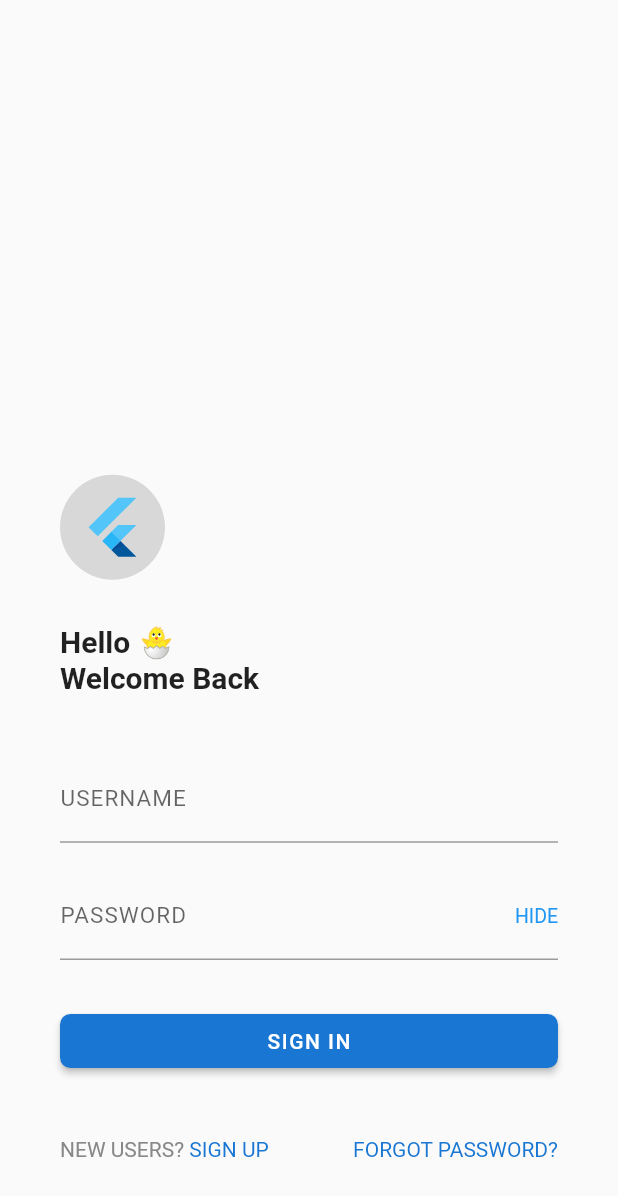
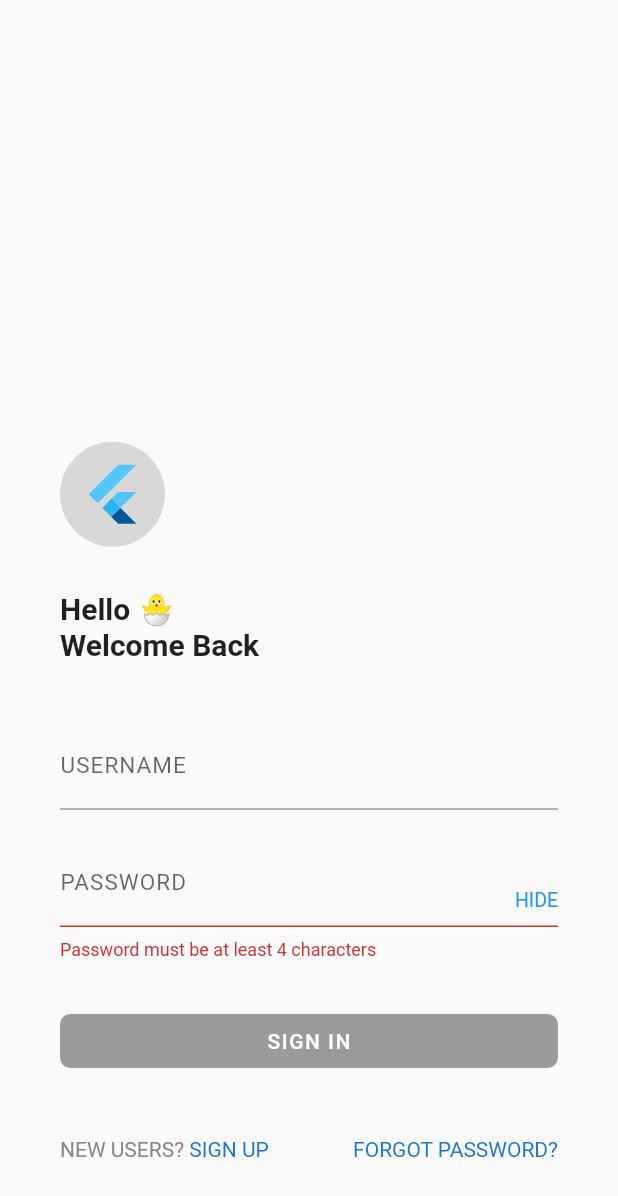
Before and after one commit to quangthai206/login_firebase, a Flutter app: the screen it shows after launch, after a tap on "SHOW", on a phone screen of 412 x 824 dp. Shown: the top 1196 px of the screen. Run offline on Flutter 3.47's test engine with Material 2 defaults, Android fonts, the phone set to English and light mode, and no system bars; our stand-ins replace rxdart.

Commit message:
refactor with bloc

```diff
--- a/lib/src/app.dart
+++ b/lib/src/app.dart
@@ -1,11 +1,14 @@
 import 'package:flutter/material.dart';
 import 'package:loginfirebase/src/screens/login_page.dart';
+import 'blocs/provider.dart';
 
 class MyApp extends StatelessWidget {
   @override
   Widget build(BuildContext context) {
-    return MaterialApp(
-      home: LoginPage(),
+    return Provider(
+      child: MaterialApp(
+        home: LoginPage(),
+      ),
     );
   }
 }
--- a/lib/src/blocs/login_bloc.dart
+++ b/lib/src/blocs/login_bloc.dart
@@ -1,13 +1,18 @@
 import 'dart:async';
 import 'validators.dart';
+import 'package:rxdart/rxdart.dart';
 
 class LoginBloc extends Validators {
+  bool isPasswordShowing = false;
+
   final _emailController = StreamController<String>.broadcast();
   final _passwordController = StreamController<String>.broadcast();
 
   Stream<String> get email => _emailController.stream.transform(validateEmail);
   Stream<String> get password =>
       _passwordController.stream.transform(validatePassword);
+  Stream<bool> get submitValid =>
+      Rx.combineLatest2(email, password, (e, p) => true);
 
   Function(String) get changeEmail => _emailController.sink.add;
   Function(String) get changePassword => _passwordController.sink.add;
@@ -16,6 +21,9 @@ class LoginBloc extends Validators {
     _emailController.close();
     _passwordController.close();
   }
+
+  void toggleShowPass(String currentPass) {
+    isPasswordShowing = !isPasswordShowing;
+    changePassword(currentPass);
+  }
 }
-
-final LoginBloc loginBloc = LoginBloc();
--- /dev/null
+++ b/lib/src/blocs/provider.dart
@@ -0,0 +1,18 @@
+import 'package:flutter/material.dart';
+
+import 'login_bloc.dart';
+
+class Provider extends InheritedWidget {
+  final bloc = LoginBloc();
+
+  Provider({Key key, Widget child}) : super(key: key, child: child);
+
+  @override
+  bool updateShouldNotify(InheritedWidget oldWidget) {
+    return true;
+  }
+
+  static LoginBloc of(BuildContext context) {
+    return context.dependOnInheritedWidgetOfExactType<Provider>().bloc;
+  }
+}
--- a/lib/src/screens/login_page.dart
+++ b/lib/src/screens/login_page.dart
@@ -1,25 +1,18 @@
-import 'dart:math';
-
 import 'package:flutter/material.dart';
+import 'package:loginfirebase/src/blocs/provider.dart';
 import '../blocs/login_bloc.dart';
 
-import 'home_page.dart';
+class LoginPage extends StatelessWidget {
+  final _passwordController = TextEditingController();
 
-class LoginPage extends StatefulWidget {
-  @override
-  _LoginPageState createState() => _LoginPageState();
+  void dispose() {
+    _passwordController.dispose();
   }
-
-class _LoginPageState extends State<LoginPage> {
-  bool _showPass = false;
-  bool _isValidUsername = true;
-  bool _isValidPassword = true;
-
-  TextEditingController _usernameController = TextEditingController();
-  TextEditingController _passwordController = TextEditingController();
 
   @override
   Widget build(BuildContext context) {
+    final loginBloc = Provider.of(context);
+
     return Scaffold(
       resizeToAvoidBottomInset: false,
       body: Container(
@@ -51,21 +44,26 @@ class _LoginPageState extends State<LoginPage> {
             SizedBox(
               height: 40.0,
             ),
-            usernameField(),
+            usernameField(loginBloc),
             SizedBox(
               height: 20.0,
             ),
             Stack(
               alignment: Alignment.centerRight,
               children: <Widget>[
-                passwordField(),
+                passwordField(loginBloc),
                 GestureDetector(
-                  onTap: onToggleShowPass,
-                  child: Text(
-                    _showPass ? 'HIDE' : 'SHOW',
+                  onTap: () {
+                    loginBloc.toggleShowPass(_passwordController.text);
+                  },
+                  child: StreamBuilder(
+                    stream: loginBloc.password,
+                    builder: (context, snapshot) => Text(
+                      loginBloc.isPasswordShowing ? 'HIDE' : 'SHOW',
                       style: TextStyle(
                         color: Colors.blue,
                         fontSize: 13.0,
+                      ),
                     ),
                   ),
                 ),
@@ -74,7 +72,7 @@ class _LoginPageState extends State<LoginPage> {
             SizedBox(
               height: 30.0,
             ),
-            submitButton(),
+            submitButton(loginBloc),
             SizedBox(
               height: 40.0,
             ),
@@ -108,35 +106,7 @@ class _LoginPageState extends State<LoginPage> {
     );
   }
 
-  void onToggleShowPass() {
-    setState(() {
-      _showPass = !_showPass;
-    });
-  }
-
-  void onSignInClicked() {
-    setState(() {
-      if (_usernameController.text.length < 6 ||
-          !_usernameController.text.contains('@')) {
-        _isValidUsername = false;
-      } else {
-        _isValidUsername = true;
-      }
-
-      if (_passwordController.text.length < 6) {
-        _isValidPassword = false;
-      } else {
-        _isValidPassword = true;
-      }
-
-      if (_isValidUsername && _isValidPassword) {
-        Navigator.of(context)
-            .push(MaterialPageRoute(builder: (context) => HomePage()));
-      }
-    });
-  }
-
-  Widget usernameField() {
+  Widget usernameField(LoginBloc loginBloc) {
     return StreamBuilder(
       stream: loginBloc.email,
       builder: (context, snapshot) => TextField(
@@ -152,12 +122,13 @@ class _LoginPageState extends State<LoginPage> {
     );
   }
 
-  Widget passwordField() {
+  Widget passwordField(LoginBloc loginBloc) {
     return StreamBuilder(
       stream: loginBloc.password,
       builder: (context, snapshot) => TextField(
+        controller: _passwordController,
         onChanged: loginBloc.changePassword,
-        obscureText: !_showPass,
+        obscureText: !loginBloc.isPasswordShowing,
         decoration: InputDecoration(
           errorText: snapshot.error,
           labelText: 'PASSWORD',
@@ -167,10 +138,13 @@ class _LoginPageState extends State<LoginPage> {
     );
   }
 
-  Widget submitButton() {
+  Widget submitButton(LoginBloc loginBloc) {
     return Container(
       width: double.infinity,
-      child: RaisedButton(
+      child: StreamBuilder(
+          stream: loginBloc.submitValid,
+          builder: (context, snapshot) {
+            return RaisedButton(
               shape: RoundedRectangleBorder(
                 borderRadius: BorderRadius.circular(7.0),
               ),
@@ -182,8 +156,9 @@ class _LoginPageState extends State<LoginPage> {
                 ),
               ),
               color: Colors.blue[700],
-        onPressed: onSignInClicked,
-      ),
+              onPressed: snapshot.hasError ? null : () {},
+            );
+          }),
     );
   }
 }
--- a/pubspec.yaml
+++ b/pubspec.yaml
@@ -28,6 +28,8 @@ dependencies:
   # The following adds the Cupertino Icons font to your application.
   # Use with the CupertinoIcons class for iOS style icons.
   cupertino_icons: ^0.1.3
+
+  rxdart: ^0.24.1
 
 dev_dependencies:
   flutter_test:
```
Also changed, not shown: pubspec.lock. Lines whose indentation alone changed are shown as unchanged.
